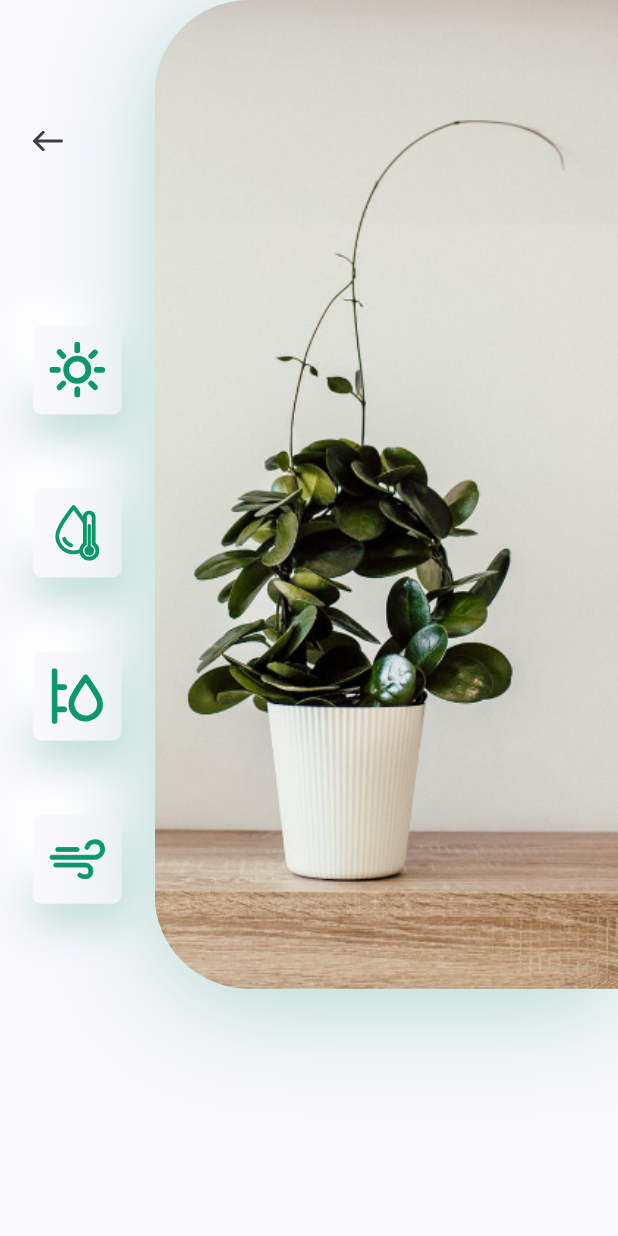
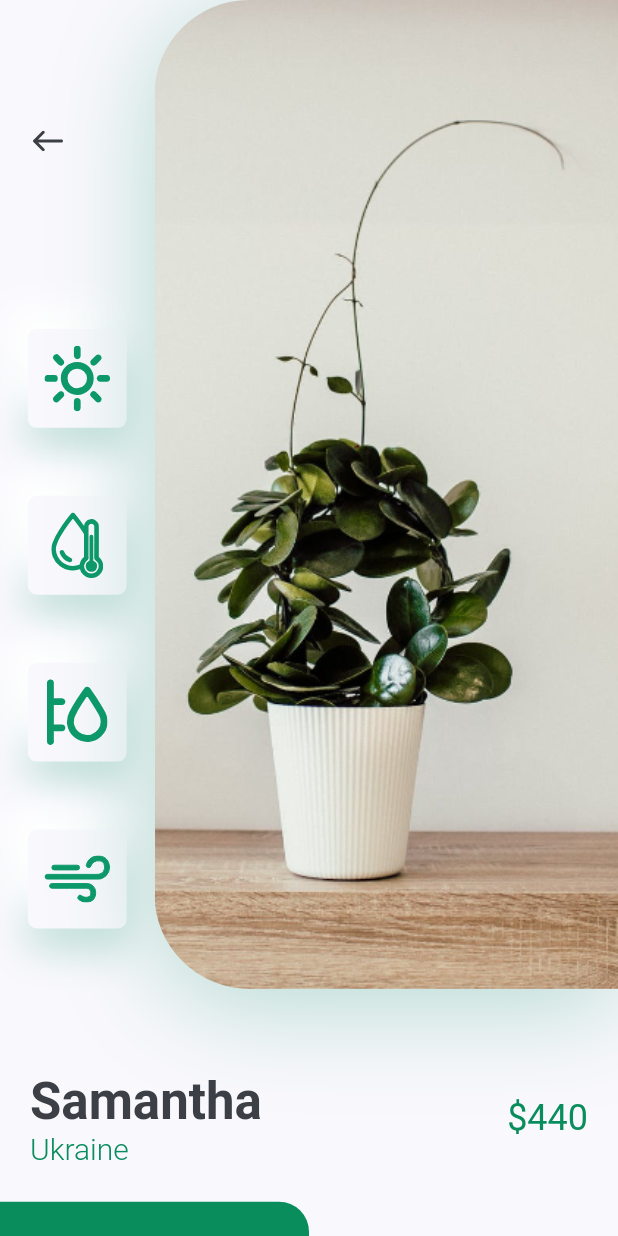
Before and after one commit to Vikram1997-hue/NatureUI, a Flutter app: the DetailsScreen screen opened directly, on a phone screen of 412 x 824 dp. Run offline on Flutter 3.47's test engine with Material 2 defaults, Android fonts, the phone set to English and light mode, and no system bars; our stand-ins replace flutter_svg; Roboto replaces fonts that are missing (Poppins-Light).

Commit message:
final commit

```diff
--- a/lib/screens/details/components/body.dart
+++ b/lib/screens/details/components/body.dart
@@ -2,6 +2,7 @@ import 'package:flutter/material.dart';
 import 'package:nature_ui/constants.dart';
 import 'package:flutter_svg/flutter_svg.dart';
 import 'image_and_icons.dart';
+import 'title_and_price.dart';
 
 class Body extends StatelessWidget {
   //const Body({Key? key}) : super(key: key);
@@ -13,6 +14,54 @@ class Body extends StatelessWidget {
       child: Column(
         children: [
           ImageAndIcons(size: size),
+          TitleAndPrice(title: "Samantha", country: "Ukraine", price: 440),
+          SizedBox(height: kDefaultPadding*1.2),
+          Row(
+            children: [
+              SizedBox(
+                width: size.width/2,
+                height: size.height/10,
+                child: TextButton(
+                  onPressed: () {},
+                  child: Text(
+                    "Buy Now",
+                    style: TextStyle(
+                      fontSize: 16,
+                    ),
+                  ),
+                  style: TextButton.styleFrom(
+                    primary: kBackgroundColor,
+                    backgroundColor: kPrimaryColor,
+                    shape: RoundedRectangleBorder(
+                      borderRadius: BorderRadius.only(
+                        topRight: Radius.circular(20),
+                      )
+                    )
+                  ),
+                ),
+              ),
+              Expanded(
+                child: TextButton(
+                  onPressed: () {},
+                  child: Text(
+                    "Description",
+                    style: TextStyle(
+                      fontSize: 16
+                    ),
+                  ),
+                  style: TextButton.styleFrom(
+                    primary: kTextColor,
+                    backgroundColor: kBackgroundColor,
+                    shape: RoundedRectangleBorder(
+                      borderRadius: BorderRadius.only(
+                        topLeft: Radius.circular(20)
+                      )
+                    )
+                  ),
+                ),
+              ),
+            ],
+          ),
         ],
       ),
     );
--- a/lib/screens/details/components/icon_card.dart
+++ b/lib/screens/details/components/icon_card.dart
@@ -15,12 +15,12 @@ class IconCard extends StatelessWidget {
     Size size = MediaQuery.of(context).size;
     return Container(
       margin: EdgeInsets.only(
-        top: size.height*0.03,
-        bottom: size.height*0.03
+        top: size.height*0.045,
+        bottom: size.height*0.01
       ),
       padding: EdgeInsets.all(kDefaultPadding/1.8), //2
-      height: size.height*0.072,
-      width: size.height*0.072,
+      height: size.height*0.08,
+      width: size.height*0.08,
       decoration: BoxDecoration(
         color: kBackgroundColor,
         borderRadius: BorderRadius.circular(6),
--- /dev/null
+++ b/lib/screens/details/components/title_and_price.dart
@@ -0,0 +1,48 @@
+import 'package:flutter/material.dart';
+import 'package:nature_ui/constants.dart';
+
+class TitleAndPrice extends StatelessWidget {
+  const TitleAndPrice({
+    Key key, this.title, this.country, this.price,
+  }) : super(key: key);
+
+  final String title, country;
+  final int price;
+
+  @override
+  Widget build(BuildContext context) {
+    return Padding(
+      padding: EdgeInsets.symmetric(horizontal: kDefaultPadding),
+      child: Row(
+        children: [
+          RichText(
+            text: TextSpan(
+              children: [
+                TextSpan(
+                  text: "$title\n",
+                  style: Theme.of(context).textTheme.headline4.copyWith(
+                    color: kTextColor,
+                    fontWeight: FontWeight.bold,
+                  ),
+                ),
+                TextSpan(
+                  text: country,
+                  style: TextStyle(
+                    fontSize: 20,
+                    color: kPrimaryColor,
+                    fontWeight: FontWeight.w300,
+                    fontFamily: 'Poppins-Light',
+                  ),
+                )
+              ],
+            ),
+          ),
+          Spacer(),
+          Text("\$$price", style: Theme.of(context).textTheme.headline5.copyWith(
+            color: kPrimaryColor,
+          ),),
+        ],
+      ),
+    );
+  }
+}
```
Also changed, not shown: pubspec.yaml (+12 -12 lines), fonts/Poppins-ExtraLight.ttf (added), fonts/Poppins-Light.ttf (added).
